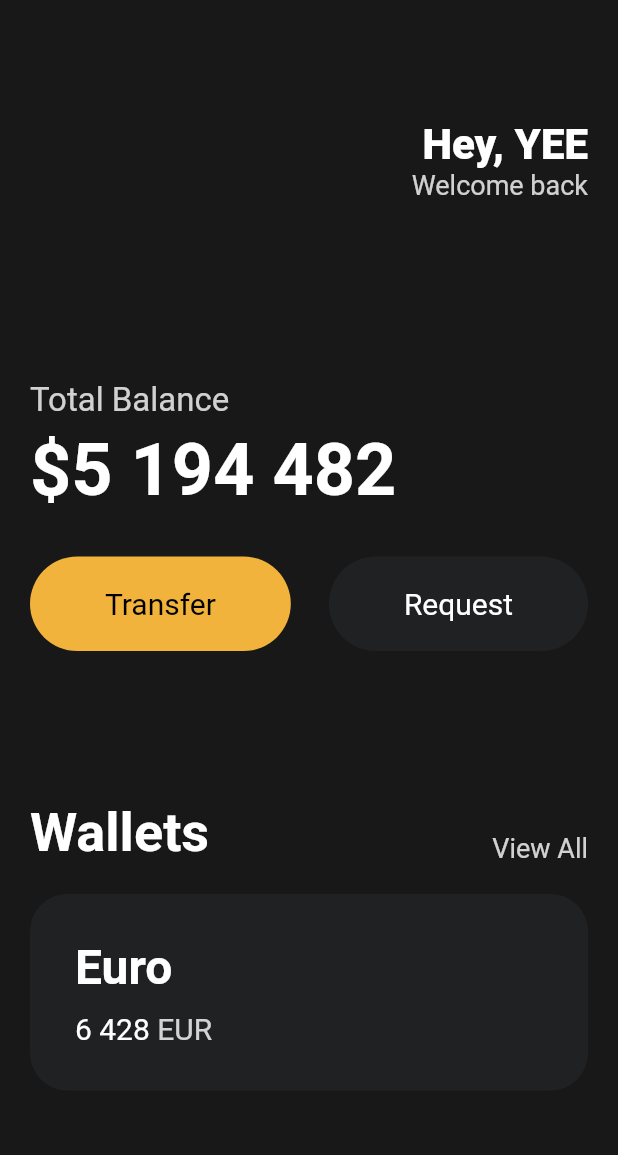
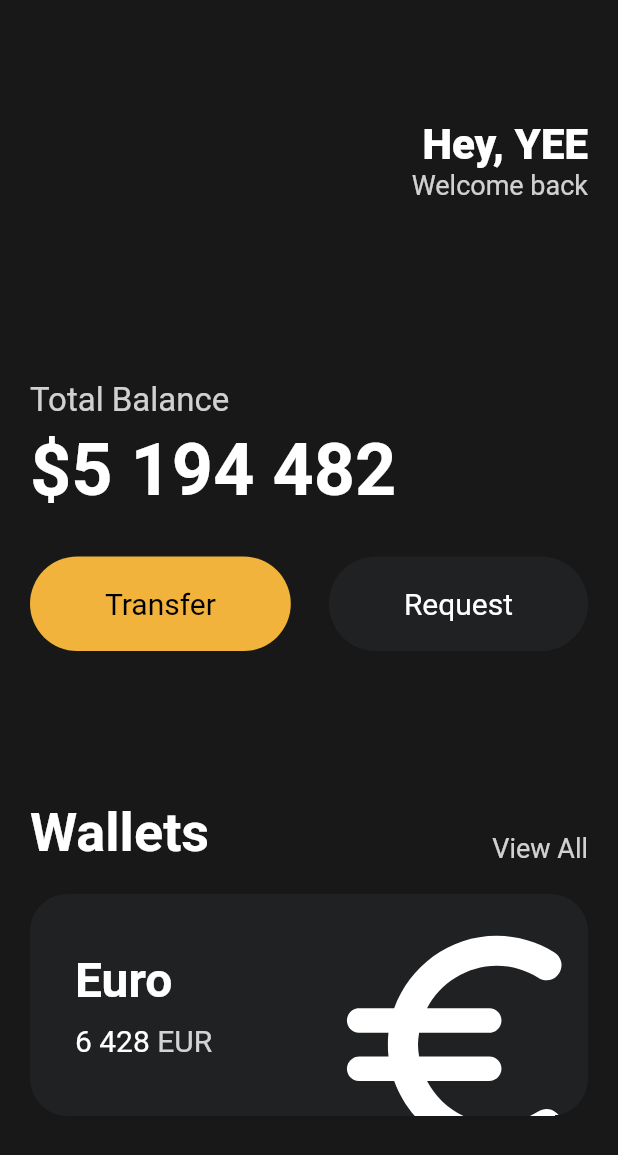
Before and after one commit to joseph-106/toonflix, a Flutter app: the screen it shows after launch, on a phone screen of 412 x 824 dp. Shown: the top 1155 px of the screen. Run offline on Flutter 3.47's test engine with Material 2 defaults, Android fonts, the phone set to English and light mode, and no system bars.

Commit message:
Icons and Transforms

```diff
--- a/lib/main.dart
+++ b/lib/main.dart
@@ -113,6 +113,7 @@ class App extends StatelessWidget {
                 height: 20,
               ),
               Container(
+                clipBehavior: Clip.hardEdge,
                 decoration: BoxDecoration(
                   color: const Color(0xFF1F2123),
                   borderRadius: BorderRadius.circular(25),
@@ -120,6 +121,7 @@ class App extends StatelessWidget {
                 child: Padding(
                   padding: const EdgeInsets.all(30),
                   child: Row(
+                    mainAxisAlignment: MainAxisAlignment.spaceBetween,
                     children: [
                       Column(
                         crossAxisAlignment: CrossAxisAlignment.start,
@@ -158,6 +160,17 @@ class App extends StatelessWidget {
                           )
                         ],
                       ),
+                      Transform.scale(
+                        scale: 2.2,
+                        child: Transform.translate(
+                          offset: const Offset(-5, 12),
+                          child: const Icon(
+                            Icons.euro_rounded,
+                            color: Colors.white,
+                            size: 88,
+                          ),
+                        ),
+                      )
                     ],
                   ),
                 ),
```
